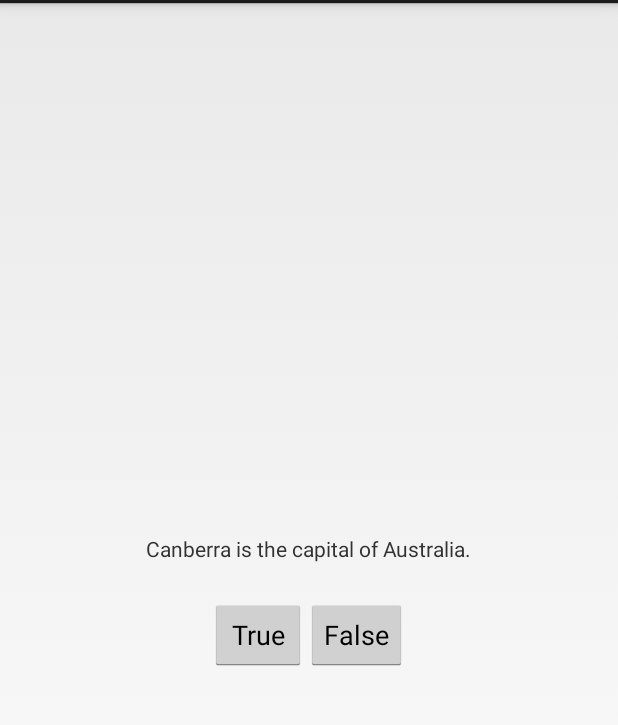
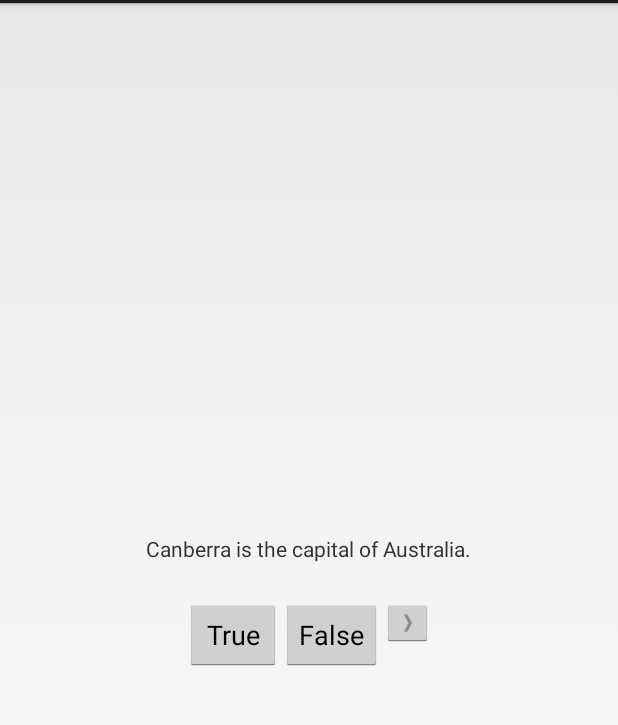
Before and after one commit to fanglingwen/Android_study_group_homework, an Android app: the screen it shows after launch (QuizActivity), after a tap on "True", on a phone screen of 412 x 824 dp, the part 69-794 px from its top. Run offline under Robolectric (Android 15) with nearby library versions, the phone set to English and light mode, and no system bars.

Commit message:
add new fuction about question and arrow

```diff
--- a/GeoQuiz/app/build.gradle
+++ b/GeoQuiz/app/build.gradle
@@ -19,7 +19,7 @@ android {
 }
 
 dependencies {
-    implementation fileTree(dir: 'libs', include: ['*.jar'])
+    implementation fileTree(include: ['*.jar'], dir: 'libs')
     implementation 'com.android.support.constraint:constraint-layout:1.1.3'
     testImplementation 'junit:junit:4.12'
     androidTestImplementation 'com.android.support.test:runner:1.0.2'
--- a/GeoQuiz/app/src/main/java/com/bignerdranch/android/geoquiz/QuizActivity.java
+++ b/GeoQuiz/app/src/main/java/com/bignerdranch/android/geoquiz/QuizActivity.java
@@ -2,38 +2,112 @@ package com.bignerdranch.android.geoquiz;
 
 import android.app.Activity;
 import android.os.Bundle;
+import android.util.Log;
 import android.view.View;
 import android.widget.Button;
+import android.widget.ImageButton;
+import android.widget.TextView;
 import android.widget.Toast;
 
 public class QuizActivity extends Activity {
 
     private Button mTrueButton;
     private Button mFalseButton;
+    private ImageButton mNextButton;
+    private TextView mQuestionTextView;
+    private static final String TAG = "QuizActivity";
+
+    private Question[] mQuestionBank = new Question[] {
+            new Question(R.string.question_australia, true),
+            new Question(R.string.question_oceans, true),
+            new Question(R.string.question_mideast, false),
+            new Question(R.string.question_africa, false),
+            new Question(R.string.question_americas, true),
+            new Question(R.string.question_asia, true)
+    };
+
+    private int mCurrentIndex = 0;
 
     @Override
     protected void onCreate(Bundle savedInstanceState) {
         super.onCreate(savedInstanceState);
+        Log.d(TAG, "on creat(bundle) called");
         setContentView(R.layout.activity_quiz);
+
+        mQuestionTextView = (TextView) findViewById(R.id.question_text_view);
 
         mTrueButton = (Button) findViewById(R.id.true_button);
         mTrueButton.setOnClickListener(new View.OnClickListener() {
             @Override
             public void onClick(View v) {
-                Toast.makeText(QuizActivity.this,
-                                R.string.correct_toast,
-                                Toast.LENGTH_SHORT).show();
+                checkAnswer(true);
             }
         });
         mFalseButton = (Button) findViewById(R.id.false_button);
         mFalseButton.setOnClickListener(new View.OnClickListener() {
             @Override
             public void onClick(View v) {
-                Toast.makeText(QuizActivity.this,
-                                R.string.incorrect_toast,
-                                Toast.LENGTH_SHORT).show();
-
+                checkAnswer(false);
             }
         });
+
+        mNextButton = (ImageButton) findViewById(R.id.next_button);
+        mNextButton.setOnClickListener(new View.OnClickListener() {
+            @Override
+            public void onClick(View view) {
+                mCurrentIndex = (mCurrentIndex + 1) % mQuestionBank.length;
+                updateQuestion();
+            }
+        });
+        updateQuestion();
+    }
+    @Override
+    public void onStart() {
+        super.onStart();
+        Log.d(TAG, "onStart() called");
+    }
+
+    @Override
+    public void onResume() {
+        super.onResume();
+        Log.d(TAG, "onResume() called");
+    }
+
+    @Override
+    public void onPause() {
+        super.onPause();
+        Log.d(TAG, "onPause() called");
+    }
+
+    @Override
+    public void onStop() {
+        super.onStop();
+        Log.d(TAG, "onStop() called");
+    }
+
+    @Override
+    public void onDestroy() {
+        super.onDestroy();
+        Log.d(TAG, "onDestroy() called");
+    }
+
+    private void updateQuestion() {
+        int question = mQuestionBank[mCurrentIndex].getTextResId();
+        mQuestionTextView.setText(question);
+    }
+
+    private void checkAnswer(boolean userPressedTrue) {
+        boolean answerIsTrue = mQuestionBank[mCurrentIndex].isAnswerTure();
+
+        int messageResId = 0;
+
+        if (userPressedTrue == answerIsTrue) {
+            messageResId = R.string.correct_toast;
+        }
+        else {
+            messageResId = R.string.incorrect_toast;
+        }
+
+        Toast.makeText(this, messageResId, Toast.LENGTH_SHORT).show();
     }
 }
--- a/GeoQuiz/app/src/main/res/layout/activity_quiz.xml
+++ b/GeoQuiz/app/src/main/res/layout/activity_quiz.xml
@@ -5,10 +5,10 @@
     android:gravity="center"
     android:orientation="vertical" >
     <TextView
+        android:id="@+id/question_text_view"
         android:layout_width="wrap_content"
         android:layout_height="wrap_content"
-        android:padding="24dp"
-        android:text="@string/question_text" />
+        android:padding="24dp"/>
     <LinearLayout
         android:layout_width="wrap_content"
         android:layout_height="wrap_content"
@@ -23,5 +23,11 @@
             android:layout_width="wrap_content"
             android:layout_height="wrap_content"
             android:text="@string/false_button" />
+        <ImageButton
+            android:id="@+id/next_button"
+            android:layout_width="wrap_content"
+            android:layout_height="wrap_content"
+            android:src="@drawable/arrow_right"
+            android:contentDescription="@string/test_for_contentDescription"/>
     </LinearLayout>
 </LinearLayout>
--- a/GeoQuiz/app/src/main/res/values/strings.xml
+++ b/GeoQuiz/app/src/main/res/values/strings.xml
@@ -1,8 +1,15 @@
 <resources>
     <string name="app_name">GeoQuiz</string>
-    <string name="question_text">Canberra is the capital of Australia.</string>
+    <string name="question_australia">Canberra is the capital of Australia.</string>
+    <string name="question_oceans">The Pacific Ocean is larger than the Atlantic Ocean.</string>
+    <string name="question_mideast">The Suez Canal connects the Red Sea and the Indian Ocean.</string>
+    <string name="question_africa">The source of the Nile River is in Egypt.</string>
+    <string name="question_americas">The Amazon River is the longest river in the Americas.</string>
+    <string name="question_asia">Lake Baikal is the world\'s oldest and deepest freshwater lake.</string>
     <string name="true_button">True</string>
     <string name="false_button">False</string>
+    <string name="next_button">Next</string>
     <string name="correct_toast">Correct!</string>
     <string name="incorrect_toast">Incorrect!</string>
+    <string name="test_for_contentDescription">test for contentDescription</string>
 </resources>
```
Also changed, not shown: GeoQuiz/app/src/main/res/drawable-hdpi/arrow_left.png (added), GeoQuiz/app/src/main/res/drawable-hdpi/arrow_right.png (added), GeoQuiz/app/src/main/res/drawable-mdpi/arrow_left.png (added), GeoQuiz/app/src/main/res/drawable-mdpi/arrow_right.png (added), GeoQuiz/app/src/main/res/drawable-xhdpi/arrow_left.png (added), GeoQuiz/app/src/main/res/drawable-xhdpi/arrow_right.png (added), GeoQuiz/app/src/main/res/drawable-xxhdpi/arrow_left.png (added), GeoQuiz/app/src/main/res/drawable-xxhdpi/arrow_right.png (added).
